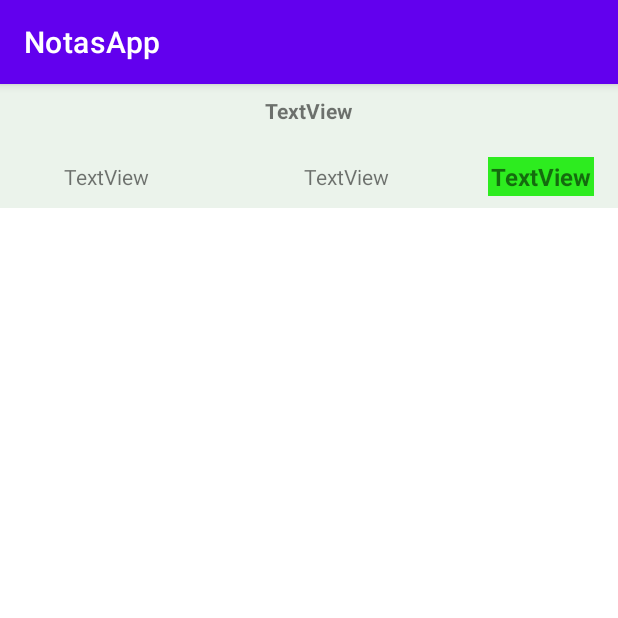
After one commit to alonsodelcordova/notass-app-movil, an Android app: the item_nota screen opened directly, with no data from a screen before it, on a phone screen of 412 x 824 dp, the top half of it. The commit adds this screen. Run offline under Robolectric (Android 15) with nearby library versions, the phone set to English and light mode, and no system bars.

Commit message:
add: list view notas

```diff
--- a/app/src/main/AndroidManifest.xml
+++ b/app/src/main/AndroidManifest.xml
@@ -15,6 +15,9 @@
         android:supportsRtl="true"
         android:theme="@style/Theme.NotasApp"
         android:usesCleartextTraffic="true">
+        <activity
+            android:name=".item_nota"
+            android:exported="false" />
 
         <meta-data
             android:name="com.google.android.geo.API_KEY"
--- a/app/src/main/java/com/example/notasapp/activitys/LoginActivity.kt
+++ b/app/src/main/java/com/example/notasapp/activitys/LoginActivity.kt
@@ -66,6 +66,7 @@ class LoginActivity : AppCompatActivity(){
                         editor.putString("user_tipo",body.user.tipo)
                         editor.putString("user_id",body.user.id)
                         editor.putString("estudiante_id",body.estudiante?.id.toString())
+                        editor.putString("escuela_id",body.estudiante?.escuela_id.toString())
                         editor.commit()
 
                         val intent = Intent(this@LoginActivity, EstudianteActivity::class.java)
--- a/app/src/main/java/com/example/notasapp/activitys/RegisterActivity.kt
+++ b/app/src/main/java/com/example/notasapp/activitys/RegisterActivity.kt
@@ -84,7 +84,7 @@ class RegisterActivity : AppCompatActivity() {
 
     fun getFacultades(i:Int){
         val uni = listaUniversidad[i]
-        val res = RestrofitBuilder().getFacultades(uni.id.toString())
+        val res = core.getFacultades(uni.id.toString())
         res.enqueue(
             object : Callback<List<Facultad>> {
                 override fun onResponse(call: Call<List<Facultad>>, response: Response<List<Facultad>>) {
@@ -112,7 +112,7 @@ class RegisterActivity : AppCompatActivity() {
     }
     fun getEscuelas(i:Int){
         val fac = listaFacultades[i]
-        val res = RestrofitBuilder().getEscuelas(fac.id.toString())
+        val res = core.getEscuelas(fac.id.toString())
         res.enqueue(
             object : Callback<List<Escuela>> {
                 override fun onResponse(call: Call<List<Escuela>>, response: Response<List<Escuela>>) {
--- /dev/null
+++ b/app/src/main/java/com/example/notasapp/item_nota.kt
@@ -0,0 +1,11 @@
+package com.example.notasapp
+
+import androidx.appcompat.app.AppCompatActivity
+import android.os.Bundle
+
+class item_nota : AppCompatActivity() {
+    override fun onCreate(savedInstanceState: Bundle?) {
+        super.onCreate(savedInstanceState)
+        setContentView(R.layout.activity_item_nota)
+    }
+}
--- /dev/null
+++ b/app/src/main/res/layout/activity_item_nota.xml
@@ -0,0 +1,94 @@
+<?xml version="1.0" encoding="utf-8"?>
+<androidx.constraintlayout.widget.ConstraintLayout xmlns:android="http://schemas.android.com/apk/res/android"
+    xmlns:app="http://schemas.android.com/apk/res-auto"
+    xmlns:tools="http://schemas.android.com/tools"
+    android:layout_width="match_parent"
+    android:layout_height="wrap_content"
+    android:background="#EBF3EB"
+    tools:context=".item_nota">
+
+    <TextView
+        android:id="@+id/txtItemNotaNombre"
+        android:layout_width="wrap_content"
+        android:layout_height="wrap_content"
+        android:layout_marginTop="8dp"
+        android:layout_marginBottom="4dp"
+        android:text="TextView"
+        android:textStyle="bold"
+        app:layout_constraintBottom_toTopOf="@+id/guideline19"
+        app:layout_constraintEnd_toEndOf="parent"
+        app:layout_constraintStart_toStartOf="parent"
+        app:layout_constraintTop_toTopOf="parent"
+        app:layout_constraintVertical_bias="0.0" />
+
+    <TextView
+        android:id="@+id/txtItemNotaNota"
+        android:layout_width="wrap_content"
+        android:layout_height="wrap_content"
+        android:layout_marginTop="8dp"
+        android:layout_marginBottom="8dp"
+        android:background="#2DEC1F"
+        android:padding="2dp"
+        android:text="TextView"
+        android:textSize="16sp"
+        android:textStyle="bold"
+        app:layout_constraintBottom_toBottomOf="parent"
+        app:layout_constraintEnd_toEndOf="parent"
+        app:layout_constraintHorizontal_bias="0.644"
+        app:layout_constraintStart_toStartOf="@+id/guideline18"
+        app:layout_constraintTop_toTopOf="@+id/guideline19" />
+
+    <androidx.constraintlayout.widget.Guideline
+        android:id="@+id/guideline17"
+        android:layout_width="wrap_content"
+        android:layout_height="wrap_content"
+        android:orientation="vertical"
+        app:layout_constraintGuide_percent="0.4" />
+
+    <TextView
+        android:id="@+id/txtItemNotaTipo"
+        android:layout_width="wrap_content"
+        android:layout_height="wrap_content"
+        android:layout_marginTop="8dp"
+        android:layout_marginBottom="8dp"
+        android:text="TextView"
+        app:layout_constraintBottom_toBottomOf="parent"
+        app:layout_constraintEnd_toStartOf="@+id/guideline17"
+        app:layout_constraintHorizontal_bias="0.392"
+        app:layout_constraintStart_toStartOf="parent"
+        app:layout_constraintTop_toTopOf="@+id/guideline19" />
+
+    <TextView
+        android:id="@+id/txtItemNotaCreditos"
+        android:layout_width="wrap_content"
+        android:layout_height="wrap_content"
+        android:layout_marginTop="8dp"
+        android:layout_marginBottom="8dp"
+        android:text="TextView"
+        app:layout_constraintBottom_toBottomOf="parent"
+        app:layout_constraintEnd_toStartOf="@+id/guideline18"
+        app:layout_constraintStart_toStartOf="@+id/guideline17"
+        app:layout_constraintTop_toTopOf="@+id/guideline19" />
+
+    <androidx.constraintlayout.widget.Guideline
+        android:id="@+id/guideline16"
+        android:layout_width="wrap_content"
+        android:layout_height="wrap_content"
+        android:orientation="vertical"
+        app:layout_constraintGuide_percent="0.1" />
+
+    <androidx.constraintlayout.widget.Guideline
+        android:id="@+id/guideline18"
+        android:layout_width="wrap_content"
+        android:layout_height="wrap_content"
+        android:orientation="vertical"
+        app:layout_constraintGuide_percent="0.72" />
+
+    <androidx.constraintlayout.widget.Guideline
+        android:id="@+id/guideline19"
+        android:layout_width="wrap_content"
+        android:layout_height="wrap_content"
+        android:orientation="horizontal"
+        app:layout_constraintGuide_percent="0.49" />
+
+</androidx.constraintlayout.widget.ConstraintLayout>
--- a/app/src/main/res/values/colors.xml
+++ b/app/src/main/res/values/colors.xml
@@ -7,4 +7,6 @@
     <color name="teal_700">#FF018786</color>
     <color name="black">#FF000000</color>
     <color name="white">#FFFFFFFF</color>
+    <color name="rojo">#F10000</color>
+    <color name="azul">#0F2EDC</color>
 </resources>
```
Also changed, not shown: app/src/main/java/com/example/notasapp/activitys/ui/NotasFragment.kt (+85 -2 lines), app/src/main/java/com/example/notasapp/activitys/ui/adapters/NotaAdapter.kt (added, +41 -0 lines), app/src/main/java/com/example/notasapp/core/RestrofitBuilder.kt (+12 -0 lines), app/src/main/java/com/example/notasapp/models/Curso.kt (+20 -9 lines), app/src/main/java/com/example/notasapp/models/Estudiante.kt (+10 -9 lines), app/src/main/java/com/example/notasapp/services/SecurityService.kt (+8 -0 lines), app/src/main/res/layout/fragment_notas.xml (+6 -7 lines).
